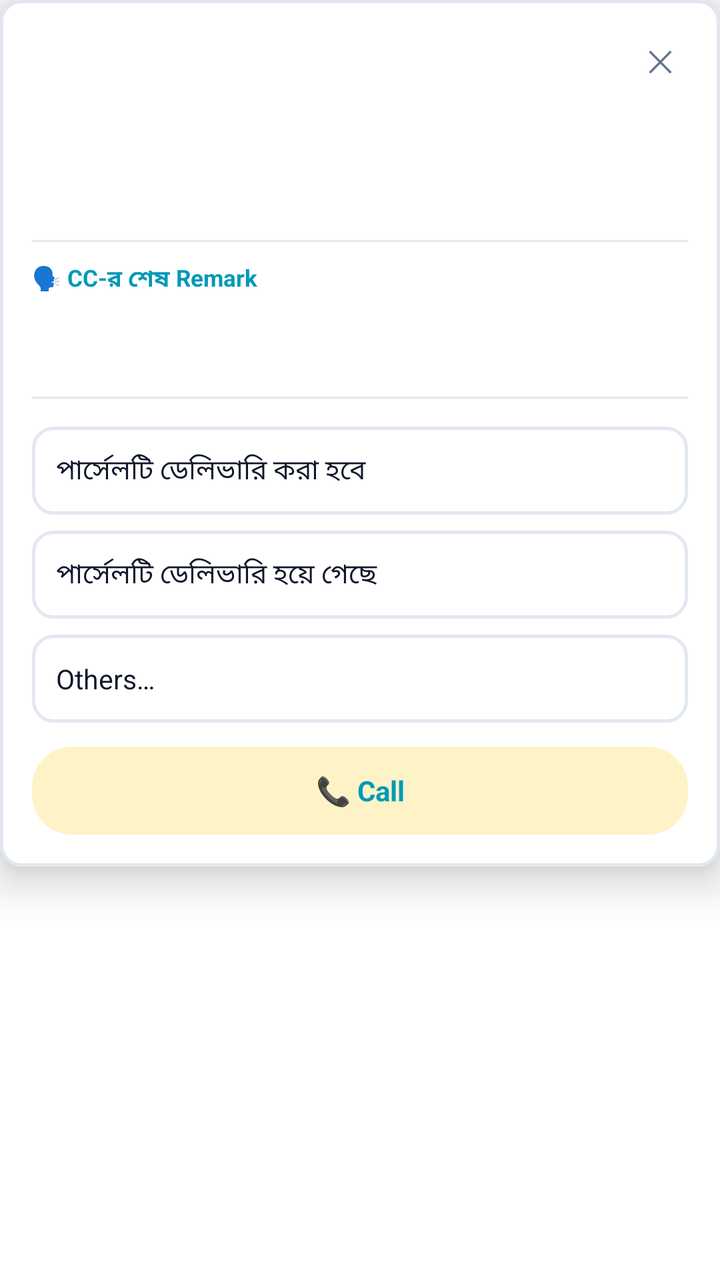
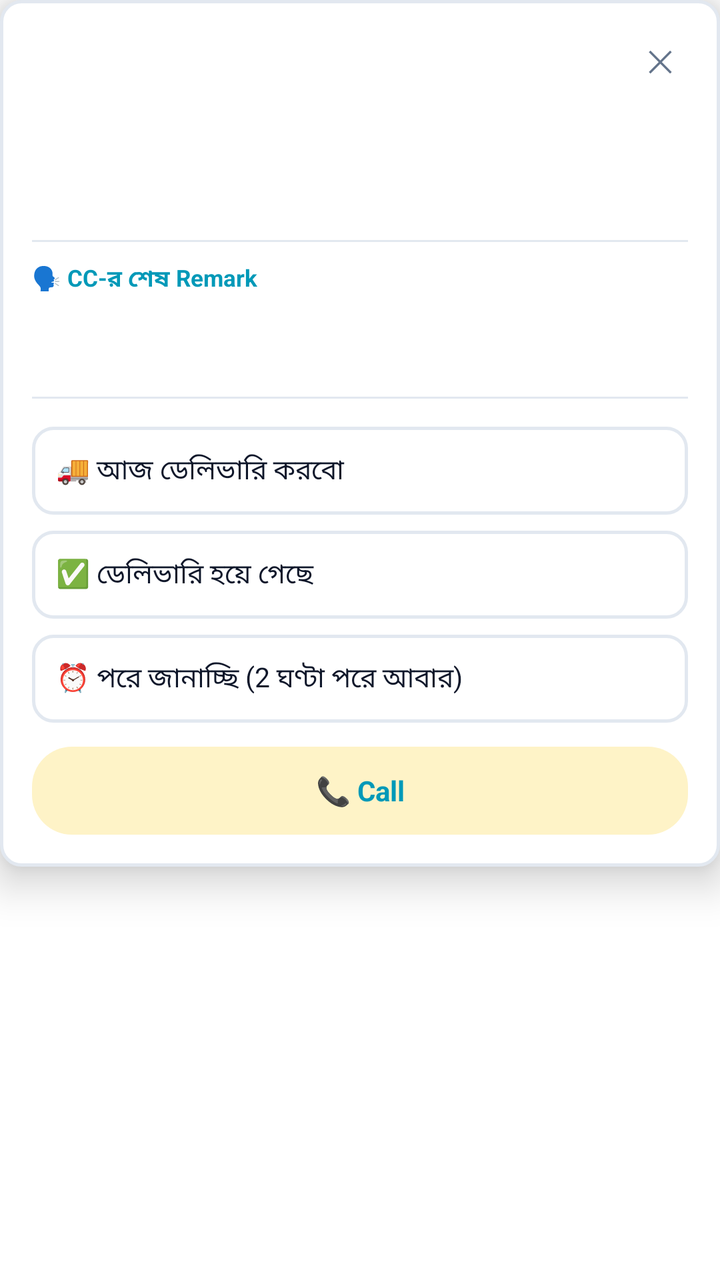

An Android layout rendered at two revisions. The XML below is the earlier revision; the diff shows what the commit changed to produce the second picture.
<!-- AndroidManifest.xml: application theme Theme.DataBridge -->
<!-- res/layout/overlay_delivery_reminder.xml -->
<?xml version="1.0" encoding="utf-8"?>
<ScrollView xmlns:android="http://schemas.android.com/apk/res/android"
    android:layout_width="match_parent"
    android:layout_height="wrap_content"
    android:maxHeight="620dp"
    android:overScrollMode="never">

<LinearLayout
    android:layout_width="match_parent"
    android:layout_height="wrap_content"
    android:orientation="vertical"
    android:background="@drawable/bg_card_rounded"
    android:padding="16dp"
    android:elevation="12dp">

    
    <LinearLayout
        android:layout_width="match_parent"
        android:layout_height="wrap_content"
        android:orientation="horizontal"
        android:gravity="center_vertical">

        <TextView
            android:id="@+id/tvDrConsignment"
            android:layout_width="0dp"
            android:layout_height="wrap_content"
            android:layout_weight="1"
            android:textSize="15.5sp"
            android:textStyle="bold"
            android:textColor="#0F172A" />

        <TextView
            android:id="@+id/btnDrClose"
            android:layout_width="28dp"
            android:layout_height="28dp"
            android:gravity="center"
            android:text="✕"
            android:textSize="15sp"
            android:textColor="#64748B" />
    </LinearLayout>

    <TextView
        android:id="@+id/tvDrMoreCount"
        android:layout_width="match_parent"
        android:layout_height="wrap_content"
        android:layout_marginTop="2dp"
        android:textSize="11.5sp"
        android:textStyle="bold"
        android:textColor="#EA580C"
        android:visibility="gone" />

    
    <TextView
        android:id="@+id/tvDrCustomer"
        android:layout_width="match_parent"
        android:layout_height="wrap_content"
        android:layout_marginTop="6dp"
        android:textSize="14sp"
        android:textColor="#0F172A" />

    <TextView
        android:id="@+id/tvDrAddress"
        android:layout_width="match_parent"
        android:layout_height="wrap_content"
        android:layout_marginTop="2dp"
        android:textSize="12.5sp"
        android:textColor="#64748B" />

    <LinearLayout
        android:layout_width="match_parent"
        android:layout_height="wrap_content"
        android:orientation="horizontal"
        android:layout_marginTop="4dp"
        android:gravity="center_vertical">

        <TextView
            android:id="@+id/tvDrStatus"
            android:layout_width="0dp"
            android:layout_height="wrap_content"
            android:layout_weight="1"
            android:textSize="12.5sp"
            android:textColor="#334155" />

        <TextView
            android:id="@+id/tvDrCod"
            android:layout_width="wrap_content"
            android:layout_height="wrap_content"
            android:textSize="13sp"
            android:textStyle="bold"
            android:textColor="#0F172A" />
    </LinearLayout>

    
    <View
        android:layout_width="match_parent"
        android:layout_height="1dp"
        android:layout_marginVertical="10dp"
        android:background="#E2E8F0" />

    <TextView
        android:layout_width="match_parent"
        android:layout_height="wrap_content"
        android:text="🗣 CC-র শেষ Remark"
        android:textSize="11.5sp"
        android:textStyle="bold"
        android:textColor="#0099B8" />

    <TextView
        android:id="@+id/tvDrCcRemark"
        android:layout_width="match_parent"
        android:layout_height="wrap_content"
        android:layout_marginTop="4dp"
        android:textSize="13.5sp"
        android:textColor="#0F172A" />

    <TextView
        android:id="@+id/tvDrCcMeta"
        android:layout_width="match_parent"
        android:layout_height="wrap_content"
        android:layout_marginTop="2dp"
        android:textSize="11.5sp"
        android:textColor="#94A3B8" />

    
    <View
        android:layout_width="match_parent"
        android:layout_height="1dp"
        android:layout_marginVertical="10dp"
        android:background="#E2E8F0" />

    <TextView
        android:id="@+id/optDrWillDeliver"
        android:layout_width="match_parent"
        android:layout_height="44dp"
        android:layout_marginTop="4dp"
        android:background="@drawable/bg_pc_input"
        android:gravity="center_vertical"
        android:paddingHorizontal="12dp"
        android:text="পার্সেলটি ডেলিভারি করা হবে"
        android:textSize="13.5sp"
        android:textColor="#0F172A" />

    <TextView
        android:id="@+id/optDrDelivered"
        android:layout_width="match_parent"
        android:layout_height="44dp"
        android:layout_marginTop="8dp"
        android:background="@drawable/bg_pc_input"
        android:gravity="center_vertical"
        android:paddingHorizontal="12dp"
        android:text="পার্সেলটি ডেলিভারি হয়ে গেছে"
        android:textSize="13.5sp"
        android:textColor="#0F172A" />

    <TextView
        android:id="@+id/optDrOthers"
        android:layout_width="match_parent"
        android:layout_height="44dp"
        android:layout_marginTop="8dp"
        android:background="@drawable/bg_pc_input"
        android:gravity="center_vertical"
        android:paddingHorizontal="12dp"
        android:text="Others…"
        android:textSize="13.5sp"
        android:textColor="#0F172A" />

    
    <TextView
        android:id="@+id/btnDrCall"
        android:layout_width="match_parent"
        android:layout_height="44dp"
        android:layout_marginTop="12dp"
        android:background="@drawable/bg_overlay_badge_status"
        android:gravity="center"
        android:text="📞 Call"
        android:textSize="14sp"
        android:textStyle="bold"
        android:textColor="#0099B8" />

</LinearLayout>
</ScrollView>
<!-- resources referenced by this layout -->
<resources>
  <!-- drawable bg_card_rounded (drawable) -->
  <?xml version="1.0" encoding="utf-8"?>
  <shape xmlns:android="http://schemas.android.com/apk/res/android"
      android:shape="rectangle">
      <solid android:color="@color/theme_bg_card" />
      <stroke android:width="1.5dp" android:color="@color/theme_border" />
      <corners android:radius="10dp" />
  </shape>
  <!-- drawable bg_overlay_badge_status (drawable) -->
  <?xml version="1.0" encoding="utf-8"?>
  <shape xmlns:android="http://schemas.android.com/apk/res/android"
      android:shape="rectangle">
      <solid android:color="#FEF3C7" />
      <corners android:radius="20dp" />
  </shape>
  <!-- drawable bg_pc_input (drawable) -->
  <?xml version="1.0" encoding="utf-8"?>
  <shape xmlns:android="http://schemas.android.com/apk/res/android"
      android:shape="rectangle">
      <solid android:color="#FFFFFF" />
      <stroke android:width="1.5dp" android:color="#E2E8F0" />
      <corners android:radius="10dp" />
  </shape>
  <style name="Theme.DataBridge" parent="Theme.MaterialComponents.DayNight.NoActionBar">
      <item name="colorPrimary">#00d4ff</item>
      <item name="colorPrimaryVariant">#16213e</item>
      <item name="colorOnPrimary">#ffffff</item>
      <item name="colorSecondary">#00d4ff</item>
      <item name="android:statusBarColor">#1a1a2e</item>
  </style>
  <color name="theme_bg_card">#ffffff</color>
  <color name="theme_border">#e2e8f0</color>
</resources>

<!-- the commit's change to res/layout/overlay_delivery_reminder.xml (unified diff, before → after) -->
@@ -136,7 +136,7 @@
         android:background="@drawable/bg_pc_input"
         android:gravity="center_vertical"
         android:paddingHorizontal="12dp"
-        android:text="পার্সেলটি ডেলিভারি করা হবে"
+        android:text="🚚 আজ ডেলিভারি করবো"
         android:textSize="13.5sp"
         android:textColor="#0F172A" />
 
@@ -148,7 +148,7 @@
         android:background="@drawable/bg_pc_input"
         android:gravity="center_vertical"
         android:paddingHorizontal="12dp"
-        android:text="পার্সেলটি ডেলিভারি হয়ে গেছে"
+        android:text="✅ ডেলিভারি হয়ে গেছে"
         android:textSize="13.5sp"
         android:textColor="#0F172A" />
 
@@ -160,7 +160,7 @@
         android:background="@drawable/bg_pc_input"
         android:gravity="center_vertical"
         android:paddingHorizontal="12dp"
-        android:text="Others…"
+        android:text="⏰ পরে জানাচ্ছি (2 ঘণ্টা পরে আবার)"
         android:textSize="13.5sp"
         android:textColor="#0F172A" />
 
